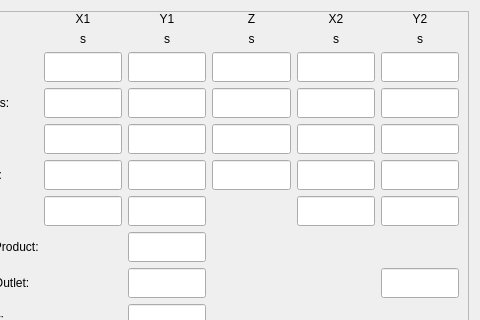
Above: hcinstruction/icsimpleautoeditor.ui from dongdong-2009/3-5AxisRobot before the change; both pictures show x 103 to 583 and y 0 to 320 of the 583 by 493 pixel window. Below: the same form after it.
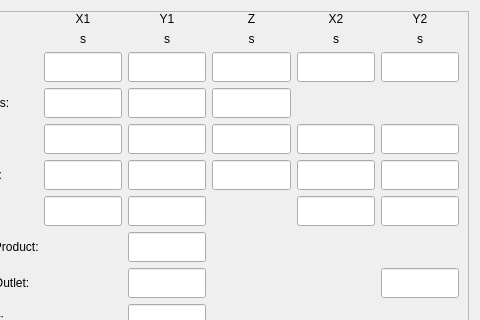
That is the form after the change. Custom widgets are drawn as their Qt base class.

Commit message: 1.版本升级到1.7

Patch:
```diff
--- a/hcinstruction/icsimpleautoeditor.ui
+++ b/hcinstruction/icsimpleautoeditor.ui
@@ -238,22 +238,6 @@
            </property>
           </widget>
          </item>
-         <item row="3" column="4">
-          <widget class="ICLineEditWithVirtualNumericKeypad" name="getProductDlyX2">
-           <property name="minimumSize">
-            <size>
-             <width>0</width>
-             <height>30</height>
-            </size>
-           </property>
-           <property name="maximumSize">
-            <size>
-             <width>16777215</width>
-             <height>30</height>
-            </size>
-           </property>
-          </widget>
-         </item>
          <item row="5" column="1">
           <widget class="ICLineEditWithVirtualNumericKeypad" name="DlyBHorX1">
            <property name="minimumSize">
@@ -334,22 +318,6 @@
            </property>
           </widget>
          </item>
-         <item row="3" column="5">
-          <widget class="ICLineEditWithVirtualNumericKeypad" name="getProductDlyY2">
-           <property name="minimumSize">
-            <size>
-             <width>0</width>
-             <height>30</height>
-            </size>
-           </property>
-           <property name="maximumSize">
-            <size>
-             <width>16777215</width>
-             <height>30</height>
-            </size>
-           </property>
-          </widget>
-         </item>
          <item row="1" column="1">
           <widget class="QLabel" name="pIX1DlyLabel">
            <property name="sizePolicy">
```
The commit also changes 2 other files.
